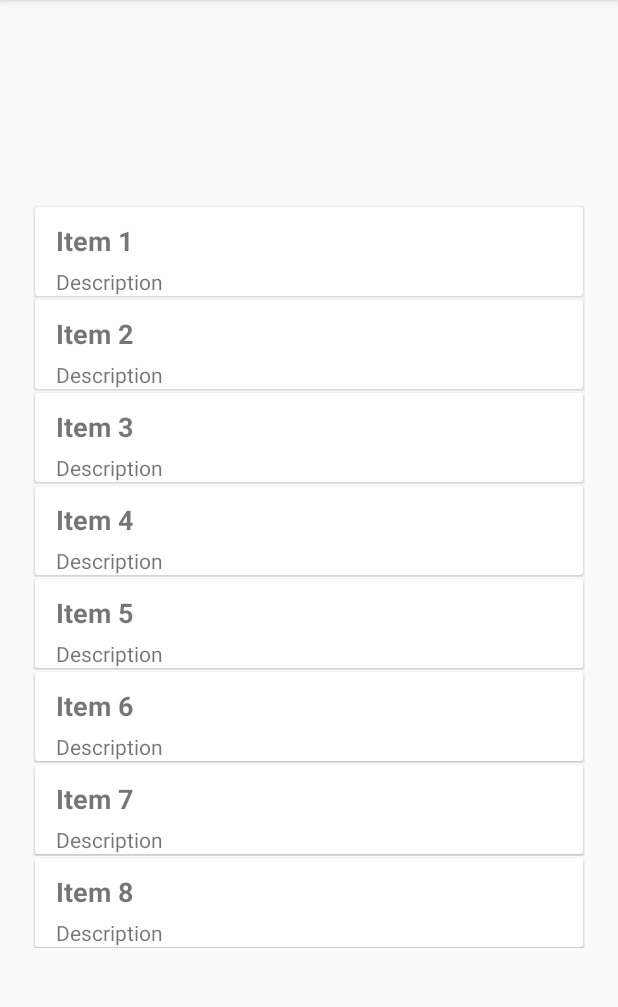
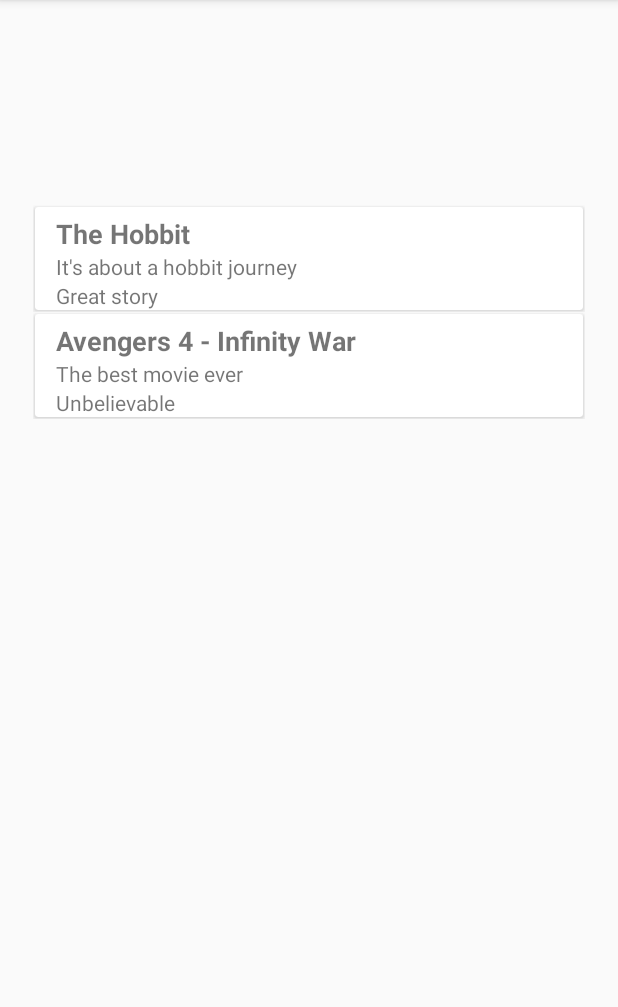
Before and after one commit to leogsouza/build-21-android-apps, an Android app: the screen it shows after launch (MainActivity), on a phone screen of 412 x 824 dp, the part 84-1091 px from its top. Run offline under Robolectric (Android 15) with nearby library versions, the phone set to English and light mode, and no system bars.

Commit message:
Add rating field to list item

```diff
--- a/RecyclerViewApp/app/src/main/java/Adapter/MyAdapter.java
+++ b/RecyclerViewApp/app/src/main/java/Adapter/MyAdapter.java
@@ -37,6 +37,7 @@
         ListItem item = listItems.get(position);
         holder.name.setText(item.getName());
         holder.description.setText(item.getDescription());
+        holder.rating.setText(item.getRating());
     }
 
     @Override
@@ -47,12 +48,14 @@
     public class ViewHolder extends RecyclerView.ViewHolder{
         public TextView name;
         public TextView description;
+        public TextView rating;
 
         public ViewHolder(View itemView) {
             super(itemView);
 
             name = itemView.findViewById(R.id.title);
             description = itemView.findViewById(R.id.description);
+            rating = itemView.findViewById(R.id.rating);
         }
     }
 }
--- a/RecyclerViewApp/app/src/main/java/Model/ListItem.java
+++ b/RecyclerViewApp/app/src/main/java/Model/ListItem.java
@@ -7,10 +7,20 @@
 public class ListItem {
     private String name;
     private String description;
+    private String rating;
 
-    public ListItem(String name, String description) {
+    public ListItem(String name, String description, String rating) {
         this.name = name;
         this.description = description;
+        this.rating = rating;
+    }
+
+    public String getRating() {
+        return rating;
+    }
+
+    public void setRating(String rating) {
+        this.rating = rating;
     }
 
     public String getName() {
--- a/RecyclerViewApp/app/src/main/java/br/com/leogsouza/recyclerviewapp/MainActivity.java
+++ b/RecyclerViewApp/app/src/main/java/br/com/leogsouza/recyclerviewapp/MainActivity.java
@@ -27,14 +27,12 @@
 
         listItems = new ArrayList<>();
 
-        for (int i = 0; i < 10; i++) {
-            ListItem item = new ListItem(
-                    "Item " + (i+1),
-                    "Description"
-            );
+        ListItem item1 = new ListItem("The Hobbit", "It's about a hobbit journey", "Great story");
+        ListItem item2 = new ListItem("Avengers 4 - Infinity War", "The best movie ever", "Unbelievable");
 
-            listItems.add(item);
-        }
+        listItems.add(item1);
+        listItems.add(item2);
+
 
         adapter = new MyAdapter(this, listItems);
         recyclerView.setAdapter(adapter);
--- a/RecyclerViewApp/app/src/main/res/layout/list_row.xml
+++ b/RecyclerViewApp/app/src/main/res/layout/list_row.xml
@@ -12,14 +12,14 @@
         <LinearLayout
             android:layout_width="match_parent"
             android:layout_height="match_parent"
+            android:paddingTop="5dp"
+            android:paddingLeft="14dp"
             android:orientation="vertical">
 
             <TextView
                 android:id="@+id/title"
                 android:text="Title"
                 android:layout_weight="1"
-                android:paddingLeft="14dp"
-                android:paddingTop="10dp"
                 android:textSize="18sp"
                 android:textStyle="bold"
                 android:layout_width="wrap_content"
@@ -29,10 +29,14 @@
                 android:id="@+id/description"
                 android:layout_weight="1"
                 android:text="description"
-                android:paddingTop="5dp"
-                android:paddingLeft="14dp"
                 android:layout_width="wrap_content"
                 android:layout_height="wrap_content" />
+            <TextView
+                android:id="@+id/rating"
+                android:layout_weight="1"
+                android:layout_width="wrap_content"
+                android:layout_height="wrap_content"
+                android:text="Great"/>
         </LinearLayout>
     </android.support.v7.widget.CardView>
 </RelativeLayout>
```
